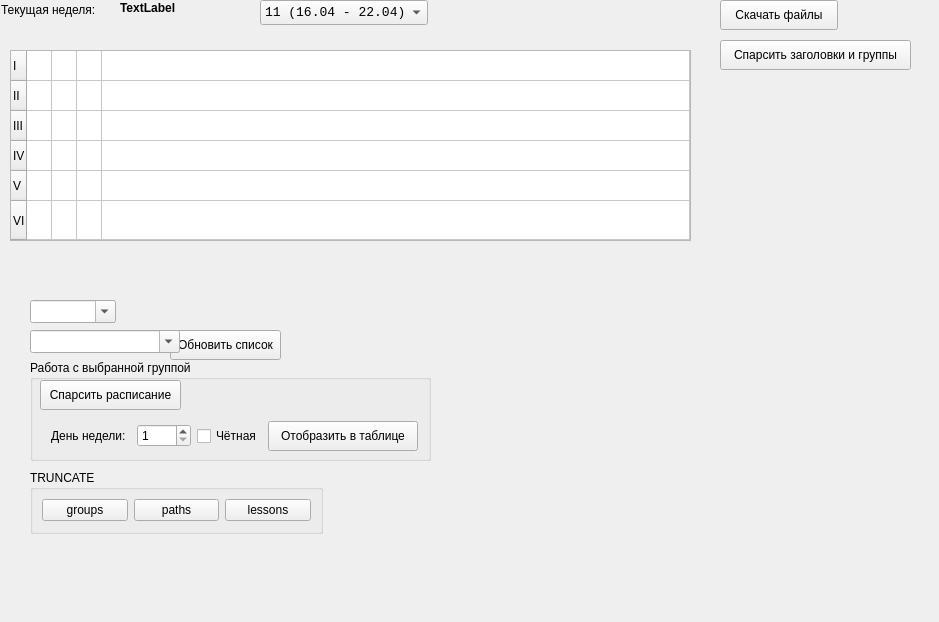
This is mainwindow.ui in chalexyur/shnedule as Qt 5 draws it before an edit. The edited form follows.
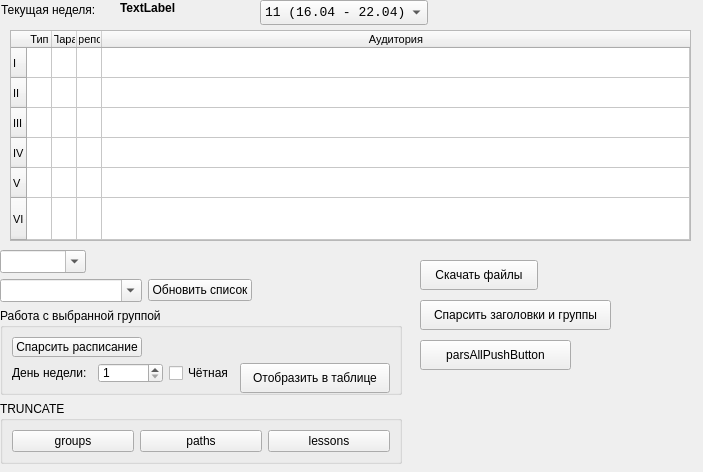
This is the edited form. Icons and pictures are not drawn.

Commit message: remove empty lines

```diff
--- a/mainwindow.ui
+++ b/mainwindow.ui
@@ -6,8 +6,8 @@
             <rect>
                 <x>0</x>
                 <y>0</y>
-                <width>939</width>
-                <height>622</height>
+                <width>703</width>
+                <height>472</height>
             </rect>
         </property>
         <property name="windowTitle">
@@ -23,17 +23,28 @@
                 <property name="geometry">
                     <rect>
                         <x>10</x>
-                        <y>50</y>
+                        <y>30</y>
                         <width>681</width>
-                        <height>191</height>
+                        <height>211</height>
                     </rect>
                 </property>
+                <property name="font">
+                    <font>
+                        <pointsize>8</pointsize>
+                    </font>
+                </property>
                 <property name="frameShape">
                     <enum>QFrame::StyledPanel</enum>
                 </property>
                 <property name="frameShadow">
                     <enum>QFrame::Sunken</enum>
                 </property>
+                <property name="lineWidth">
+                    <number>1</number>
+                </property>
+                <property name="midLineWidth">
+                    <number>0</number>
+                </property>
                 <property name="verticalScrollBarPolicy">
                     <enum>Qt::ScrollBarAlwaysOff</enum>
                 </property>
@@ -44,7 +55,10 @@
                     <enum>QAbstractScrollArea::AdjustToContents</enum>
                 </property>
                 <property name="editTriggers">
-                    <set>QAbstractItemView::NoEditTriggers</set>
+                    <set>QAbstractItemView::AllEditTriggers</set>
+                </property>
+                <property name="alternatingRowColors">
+                    <bool>false</bool>
                 </property>
                 <property name="selectionMode">
                     <enum>QAbstractItemView::NoSelection</enum>
@@ -56,13 +70,13 @@
                     <enum>Qt::SolidLine</enum>
                 </property>
                 <property name="wordWrap">
-                    <bool>false</bool>
+                    <bool>true</bool>
                 </property>
                 <property name="cornerButtonEnabled">
-                    <bool>false</bool>
+                    <bool>true</bool>
                 </property>
                 <attribute name="horizontalHeaderVisible">
-                    <bool>false</bool>
+                    <bool>true</bool>
                 </attribute>
                 <attribute name="horizontalHeaderDefaultSectionSize">
                     <number>25</number>
@@ -189,8 +203,8 @@
             <widget class="QPushButton" name="dwnldButton">
                 <property name="geometry">
                     <rect>
-                        <x>720</x>
-                        <y>0</y>
+                        <x>420</x>
+                        <y>260</y>
                         <width>118</width>
                         <height>30</height>
                     </rect>
@@ -202,8 +216,8 @@
             <widget class="QPushButton" name="titleButton">
                 <property name="geometry">
                     <rect>
-                        <x>720</x>
-                        <y>40</y>
+                        <x>420</x>
+                        <y>300</y>
                         <width>191</width>
                         <height>30</height>
                     </rect>
@@ -212,76 +226,184 @@
                     <string>Спарсить заголовки и группы</string>
                 </property>
             </widget>
-            <widget class="QGroupBox" name="groupBox">
+            <widget class="QPushButton" name="parsAllPushButton">
                 <property name="geometry">
                     <rect>
-                        <x>30</x>
-                        <y>470</y>
-                        <width>293</width>
-                        <height>64</height>
+                        <x>420</x>
+                        <y>340</y>
+                        <width>151</width>
+                        <height>30</height>
                     </rect>
                 </property>
-                <property name="title">
-                    <string>TRUNCATE</string>
+                <property name="minimumSize">
+                    <size>
+                        <width>0</width>
+                        <height>30</height>
+                    </size>
                 </property>
-                <layout class="QGridLayout" name="gridLayout">
+                <property name="text">
+                    <string>parsAllPushButton</string>
+                </property>
+            </widget>
+            <widget class="QWidget" name="">
+                <property name="geometry">
+                    <rect>
+                        <x>0</x>
+                        <y>250</y>
+                        <width>402</width>
+                        <height>214</height>
+                    </rect>
+                </property>
+                <layout class="QGridLayout" name="gridLayout_4">
                     <item row="0" column="0">
-                        <widget class="QPushButton" name="tgrButton">
-                            <property name="text">
-                                <string>groups</string>
+                        <widget class="QComboBox" name="instituteComboBox">
+                            <property name="sizePolicy">
+                                <sizepolicy hsizetype="Minimum" vsizetype="Fixed">
+                                    <horstretch>0</horstretch>
+                                    <verstretch>0</verstretch>
+                                </sizepolicy>
                             </property>
+                            <property name="baseSize">
+                                <size>
+                                    <width>100</width>
+                                    <height>0</height>
+                                </size>
+                            </property>
+                            <property name="font">
+                                <font>
+                                    <family>Consolas</family>
+                                    <pointsize>10</pointsize>
+                                </font>
+                            </property>
+                            <property name="editable">
+                                <bool>true</bool>
+                            </property>
+                            <property name="currentText">
+                                <string/>
+                            </property>
+                            <property name="insertPolicy">
+                                <enum>QComboBox::NoInsert</enum>
+                            </property>
+                            <property name="sizeAdjustPolicy">
+                                <enum>QComboBox::AdjustToContents</enum>
+                            </property>
+                            <property name="minimumContentsLength">
+                                <number>7</number>
+                            </property>
+                            <property name="frame">
+                                <bool>true</bool>
+                            </property>
                         </widget>
                     </item>
-                    <item row="0" column="1">
-                        <widget class="QPushButton" name="tpaButton">
-                            <property name="text">
-                                <string>paths</string>
+                    <item row="0" column="1" colspan="3">
+                        <spacer name="horizontalSpacer_2">
+                            <property name="orientation">
+                                <enum>Qt::Horizontal</enum>
                             </property>
+                            <property name="sizeHint" stdset="0">
+                                <size>
+                                    <width>268</width>
+                                    <height>20</height>
+                                </size>
+                            </property>
+                        </spacer>
+                    </item>
+                    <item row="1" column="0" colspan="2">
+                        <widget class="QComboBox" name="groupComboBox">
+                            <property name="sizePolicy">
+                                <sizepolicy hsizetype="Minimum" vsizetype="Fixed">
+                                    <horstretch>0</horstretch>
+                                    <verstretch>0</verstretch>
+                                </sizepolicy>
+                            </property>
+                            <property name="minimumSize">
+                                <size>
+                                    <width>100</width>
+                                    <height>0</height>
+                                </size>
+                            </property>
+                            <property name="baseSize">
+                                <size>
+                                    <width>100</width>
+                                    <height>0</height>
+                                </size>
+                            </property>
+                            <property name="font">
+                                <font>
+                                    <family>Consolas</family>
+                                    <pointsize>10</pointsize>
+                                </font>
+                            </property>
+                            <property name="editable">
+                                <bool>true</bool>
+                            </property>
+                            <property name="currentText">
+                                <string/>
+                            </property>
+                            <property name="maxVisibleItems">
+                                <number>10</number>
+                            </property>
+                            <property name="insertPolicy">
+                                <enum>QComboBox::NoInsert</enum>
+                            </property>
+                            <property name="sizeAdjustPolicy">
+                                <enum>QComboBox::AdjustToContents</enum>
+                            </property>
+                            <property name="minimumContentsLength">
+                                <number>15</number>
+                            </property>
+                            <property name="frame">
+                                <bool>true</bool>
+                            </property>
                         </widget>
                     </item>
-                    <item row="0" column="2">
-                        <widget class="QPushButton" name="tleButton">
+                    <item row="1" column="2">
+                        <widget class="QPushButton" name="updGlButton">
                             <property name="text">
-                                <string>lessons</string>
+                                <string>Обновить список</string>
                             </property>
                         </widget>
                     </item>
-                </layout>
-            </widget>
+                    <item row="1" column="3">
+                        <spacer name="horizontalSpacer_3">
+                            <property name="orientation">
+                                <enum>Qt::Horizontal</enum>
+                            </property>
+                            <property name="sizeHint" stdset="0">
+                                <size>
+                                    <width>98</width>
+                                    <height>20</height>
+                                </size>
+                            </property>
+                        </spacer>
+                    </item>
+                    <item row="2" column="0" colspan="4">
             <widget class="QGroupBox" name="groupBox_2">
-                <property name="geometry">
-                    <rect>
-                        <x>30</x>
-                        <y>360</y>
-                        <width>401</width>
-                        <height>101</height>
-                    </rect>
-                </property>
                 <property name="title">
                     <string>Работа с выбранной группой</string>
                 </property>
+                            <layout class="QGridLayout" name="gridLayout_3">
+                                <item row="0" column="0">
                 <widget class="QPushButton" name="parseButton">
-                    <property name="geometry">
-                        <rect>
-                            <x>10</x>
-                            <y>20</y>
-                            <width>141</width>
-                            <height>30</height>
-                        </rect>
-                    </property>
                     <property name="text">
                         <string>Спарсить расписание</string>
                     </property>
                 </widget>
-                <widget class="QWidget" name="layoutWidget">
-                    <property name="geometry">
-                        <rect>
-                            <x>21</x>
-                            <y>60</y>
-                            <width>367</width>
-                            <height>32</height>
-                        </rect>
-                    </property>
+                                </item>
+                                <item row="0" column="1">
+                                    <spacer name="horizontalSpacer">
+                                        <property name="orientation">
+                                            <enum>Qt::Horizontal</enum>
+                                        </property>
+                                        <property name="sizeHint" stdset="0">
+                                            <size>
+                                                <width>254</width>
+                                                <height>20</height>
+                                            </size>
+                                        </property>
+                                    </spacer>
+                                </item>
+                                <item row="1" column="0" colspan="2">
                     <layout class="QGridLayout" name="gridLayout_2">
                         <item row="0" column="0">
                             <widget class="QLabel" name="label">
@@ -327,121 +449,41 @@
                             </widget>
                         </item>
                     </layout>
-                </widget>
-            </widget>
-            <widget class="QPushButton" name="updGlButton">
-                <property name="geometry">
-                    <rect>
-                        <x>170</x>
-                        <y>330</y>
-                        <width>111</width>
-                        <height>30</height>
-                    </rect>
-                </property>
+                                </item>
+                            </layout>
+                        </widget>
+                    </item>
+                    <item row="3" column="0" colspan="4">
+                        <widget class="QGroupBox" name="groupBox">
+                            <property name="title">
+                                <string>TRUNCATE</string>
+                            </property>
+                            <layout class="QGridLayout" name="gridLayout">
+                                <item row="0" column="0">
+                                    <widget class="QPushButton" name="tgrButton">
                 <property name="text">
-                    <string>Обновить список</string>
-                </property>
-            </widget>
-            <widget class="QComboBox" name="groupComboBox">
-                <property name="geometry">
-                    <rect>
-                        <x>30</x>
-                        <y>330</y>
-                        <width>132</width>
-                        <height>21</height>
-                    </rect>
-                </property>
-                <property name="sizePolicy">
-                    <sizepolicy hsizetype="Minimum" vsizetype="Fixed">
-                        <horstretch>0</horstretch>
-                        <verstretch>0</verstretch>
-                    </sizepolicy>
-                </property>
-                <property name="minimumSize">
-                    <size>
-                        <width>100</width>
-                        <height>0</height>
-                    </size>
-                </property>
-                <property name="baseSize">
-                    <size>
-                        <width>100</width>
-                        <height>0</height>
-                    </size>
-                </property>
-                <property name="font">
-                    <font>
-                        <family>Consolas</family>
-                        <pointsize>10</pointsize>
-                    </font>
-                </property>
-                <property name="editable">
-                    <bool>true</bool>
-                </property>
-                <property name="currentText">
-                    <string/>
-                </property>
-                <property name="maxVisibleItems">
-                    <number>10</number>
-                </property>
-                <property name="insertPolicy">
-                    <enum>QComboBox::NoInsert</enum>
-                </property>
-                <property name="sizeAdjustPolicy">
-                    <enum>QComboBox::AdjustToContents</enum>
-                </property>
-                <property name="minimumContentsLength">
-                    <number>15</number>
-                </property>
-                <property name="frame">
-                    <bool>true</bool>
-                </property>
-            </widget>
-            <widget class="QComboBox" name="instituteComboBox">
-                <property name="geometry">
-                    <rect>
-                        <x>30</x>
-                        <y>300</y>
-                        <width>76</width>
-                        <height>21</height>
-                    </rect>
-                </property>
-                <property name="sizePolicy">
-                    <sizepolicy hsizetype="Minimum" vsizetype="Fixed">
-                        <horstretch>0</horstretch>
-                        <verstretch>0</verstretch>
-                    </sizepolicy>
-                </property>
-                <property name="baseSize">
-                    <size>
-                        <width>100</width>
-                        <height>0</height>
-                    </size>
-                </property>
-                <property name="font">
-                    <font>
-                        <family>Consolas</family>
-                        <pointsize>10</pointsize>
-                    </font>
-                </property>
-                <property name="editable">
-                    <bool>true</bool>
-                </property>
-                <property name="currentText">
-                    <string/>
-                </property>
-                <property name="insertPolicy">
-                    <enum>QComboBox::NoInsert</enum>
-                </property>
-                <property name="sizeAdjustPolicy">
-                    <enum>QComboBox::AdjustToContents</enum>
-                </property>
-                <property name="minimumContentsLength">
-                    <number>7</number>
-                </property>
-                <property name="frame">
-                    <bool>true</bool>
-                </property>
+                                            <string>groups</string>
+                                        </property>
+                                    </widget>
+                                </item>
+                                <item row="0" column="1">
+                                    <widget class="QPushButton" name="tpaButton">
+                                        <property name="text">
+                                            <string>paths</string>
+                                        </property>
+                                    </widget>
+                                </item>
+                                <item row="0" column="2">
+                                    <widget class="QPushButton" name="tleButton">
+                                        <property name="text">
+                                            <string>lessons</string>
+                                        </property>
+                                    </widget>
+                                </item>
+                            </layout>
+                        </widget>
+                    </item>
+                </layout>
             </widget>
             <zorder>comboBox</zorder>
             <zorder>weekLabel</zorder>
```
Left out of the diff: 3 changed lines with no effect on the pictures. Lines whose indentation alone changed are shown as unchanged. The commit also changes 1 other file.
